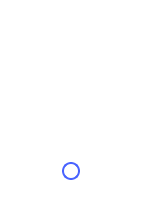
Old version of the form ui/digitalIoChannel.ui in the repository analogdevicesinc/scopy.
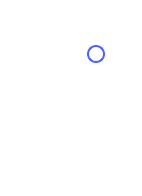
New version of the form. Icons and pictures are not drawn.

Commit message: DigitalIO - Changed UI to make better use of space

The edit to the form file:
```diff
--- a/ui/digitalIoChannel.ui
+++ b/ui/digitalIoChannel.ui
@@ -7,7 +7,7 @@
     <x>0</x>
     <y>0</y>
     <width>142</width>
-    <height>221</height>
+    <height>196</height>
    </rect>
   </property>
   <property name="windowTitle">
@@ -55,6 +55,151 @@
      </property>
     </spacer>
    </item>
+   <item>
+    <layout class="QHBoxLayout" name="horizontalLayout_4">
+     <property name="spacing">
+      <number>0</number>
+     </property>
+     <property name="topMargin">
+      <number>0</number>
+     </property>
+     <item>
+      <spacer name="horizontalSpacer_7">
+       <property name="orientation">
+        <enum>Qt::Horizontal</enum>
+       </property>
+       <property name="sizeHint" stdset="0">
+        <size>
+         <width>40</width>
+         <height>20</height>
+        </size>
+       </property>
+      </spacer>
+     </item>
+     <item>
+      <widget class="QLabel" name="label">
+       <property name="styleSheet">
+        <string notr="true">QLabel
+{
+background:transparent;
+height: 28px;
+width: 14px;
+color: #FFFFFF;
+font-family: Arial;
+font-size: 24px;	
+line-height: 28px;
+text-align: center;
+}</string>
+       </property>
+       <property name="text">
+        <string>0</string>
+       </property>
+       <property name="alignment">
+        <set>Qt::AlignCenter</set>
+       </property>
+      </widget>
+     </item>
+     <item>
+      <spacer name="horizontalSpacer_8">
+       <property name="orientation">
+        <enum>Qt::Horizontal</enum>
+       </property>
+       <property name="sizeHint" stdset="0">
+        <size>
+         <width>40</width>
+         <height>20</height>
+        </size>
+       </property>
+      </spacer>
+     </item>
+     <item>
+      <widget class="QPushButton" name="input">
+       <property name="styleSheet">
+        <string notr="true">QPushButton
+{
+width: 14px;
+height: 14px;
+border: 2px solid;
+border-radius: 9px;
+border-color: rgb(73, 99, 255);
+}
+
+QPushButton[high=false]{
+width: 14px;
+height: 14px;
+border: 2px solid;
+border-radius: 9px;
+border-color: rgb(73, 99, 255);
+}
+
+QPushButton[high=true] {
+width: 14px;
+height: 14px;
+border: 2px solid;
+border-radius: 9px;
+border-color: rgb(73, 99, 255);
+background-color: rgb(73, 99, 255);
+}
+
+QPushButton[high=false][short=true] {
+width: 14px;
+height: 14px;
+border: 2px solid;
+border-radius: 9px;
+border-color: red;
+}
+QPushButton[high=true][short=true] {
+
+width: 14px;
+height: 14px;
+border: 2px solid;
+border-radius: 9px;
+border-color: red;
+background-color: red;
+}</string>
+       </property>
+       <property name="text">
+        <string/>
+       </property>
+       <property name="checkable">
+        <bool>false</bool>
+       </property>
+       <property name="checked">
+        <bool>false</bool>
+       </property>
+      </widget>
+     </item>
+     <item>
+      <spacer name="horizontalSpacer_9">
+       <property name="orientation">
+        <enum>Qt::Horizontal</enum>
+       </property>
+       <property name="sizeHint" stdset="0">
+        <size>
+         <width>40</width>
+         <height>20</height>
+        </size>
+       </property>
+      </spacer>
+     </item>
+    </layout>
+   </item>
+   <item>
+    <spacer name="verticalSpacer">
+     <property name="orientation">
+      <enum>Qt::Vertical</enum>
+     </property>
+     <property name="sizeType">
+      <enum>QSizePolicy::Fixed</enum>
+     </property>
+     <property name="sizeHint" stdset="0">
+      <size>
+       <width>10</width>
+       <height>10</height>
+      </size>
+     </property>
+    </spacer>
+   </item>
    <item>
     <layout class="QHBoxLayout" name="horizontalLayout_3">
      <property name="spacing">
@@ -153,45 +298,6 @@
      </property>
     </spacer>
    </item>
-   <item>
-    <widget class="QLabel" name="label">
-     <property name="styleSheet">
-      <string notr="true">QLabel
-{
-background:transparent;
-height: 28px;
-width: 14px;
-color: #FFFFFF;
-font-family: Arial;
-font-size: 24px;	
-line-height: 28px;
-text-align: center;
-}</string>
-     </property>
-     <property name="text">
-      <string>0</string>
-     </property>
-     <property name="alignment">
-      <set>Qt::AlignCenter</set>
-     </property>
-    </widget>
-   </item>
-   <item>
-    <spacer name="verticalSpacer">
-     <property name="orientation">
-      <enum>Qt::Vertical</enum>
-     </property>
-     <property name="sizeType">
-      <enum>QSizePolicy::Fixed</enum>
-     </property>
-     <property name="sizeHint" stdset="0">
-      <size>
-       <width>10</width>
-       <height>10</height>
-      </size>
-     </property>
-    </spacer>
-   </item>
    <item>
     <layout class="QHBoxLayout" name="horizontalLayout">
      <property name="spacing">
@@ -269,104 +375,6 @@
      </item>
     </layout>
    </item>
-   <item>
-    <spacer name="verticalSpacer_5">
-     <property name="orientation">
-      <enum>Qt::Vertical</enum>
-     </property>
-     <property name="sizeType">
-      <enum>QSizePolicy::Fixed</enum>
-     </property>
-     <property name="sizeHint" stdset="0">
-      <size>
-       <width>20</width>
-       <height>5</height>
-      </size>
-     </property>
-    </spacer>
-   </item>
-   <item>
-    <layout class="QHBoxLayout" name="horizontalLayout_2">
-     <property name="topMargin">
-      <number>0</number>
-     </property>
-     <item>
-      <spacer name="horizontalSpacer_5">
-       <property name="orientation">
-        <enum>Qt::Horizontal</enum>
-       </property>
-       <property name="sizeHint" stdset="0">
-        <size>
-         <width>40</width>
-         <height>20</height>
-        </size>
-       </property>
-      </spacer>
-     </item>
-     <item>
-      <widget class="QPushButton" name="input">
-       <property name="styleSheet">
-        <string notr="true">
-QPushButton:!checked {
-width: 14px;
-height: 14px;
-border: 2px solid;
-border-radius: 9px;
-border-color: rgb(73, 99, 255);
-}
-QPushButton:checked {
-
-width: 14px;
-height: 14px;
-border: 2px solid;
-border-radius: 9px;
-border-color: rgb(73, 99, 255);
-background-color: rgb(73, 99, 255);
-}
-
-QPushButton:!checked[short=true] {
-width: 14px;
-height: 14px;
-border: 2px solid;
-border-radius: 9px;
-border-color: red;
-}
-QPushButton:checked[short=true] {
-
-width: 14px;
-height: 14px;
-border: 2px solid;
-border-radius: 9px;
-border-color: red;
-background-color: red;
-}</string>
-       </property>
-       <property name="text">
-        <string/>
-       </property>
-       <property name="checkable">
-        <bool>true</bool>
-       </property>
-       <property name="checked">
-        <bool>false</bool>
-       </property>
-      </widget>
-     </item>
-     <item>
-      <spacer name="horizontalSpacer_6">
-       <property name="orientation">
-        <enum>Qt::Horizontal</enum>
-       </property>
-       <property name="sizeHint" stdset="0">
-        <size>
-         <width>40</width>
-         <height>20</height>
-        </size>
-       </property>
-      </spacer>
-     </item>
-    </layout>
-   </item>
    <item>
     <spacer name="verticalSpacer_4">
      <property name="orientation">
```
The commit also changes 4 other files.
